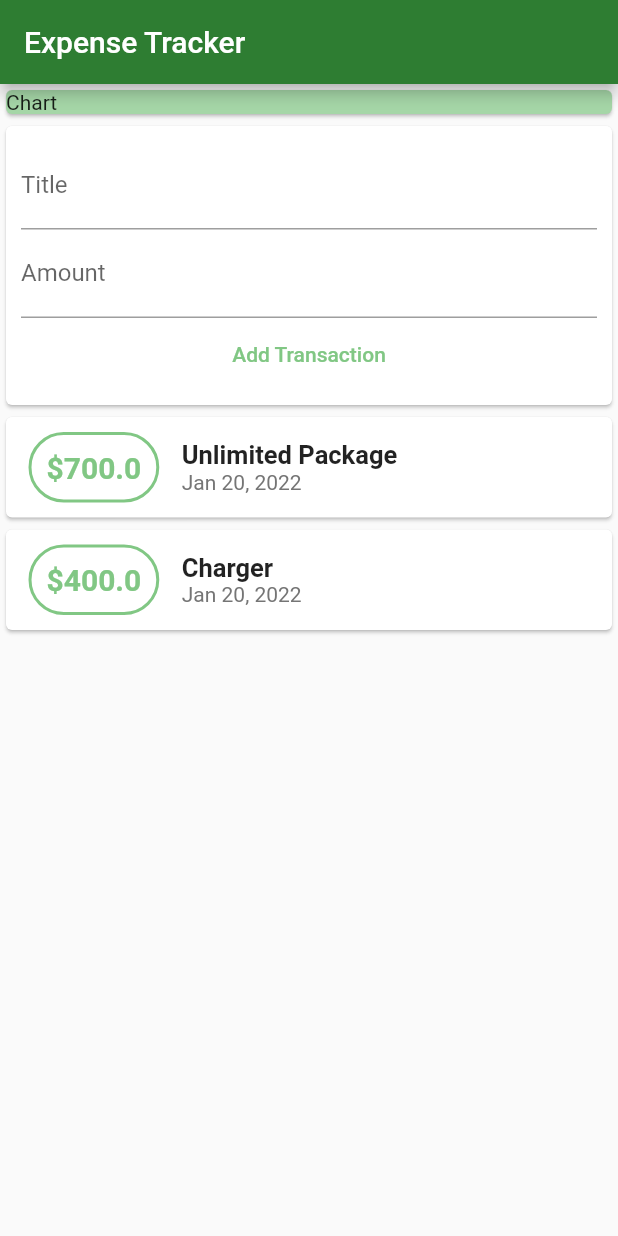
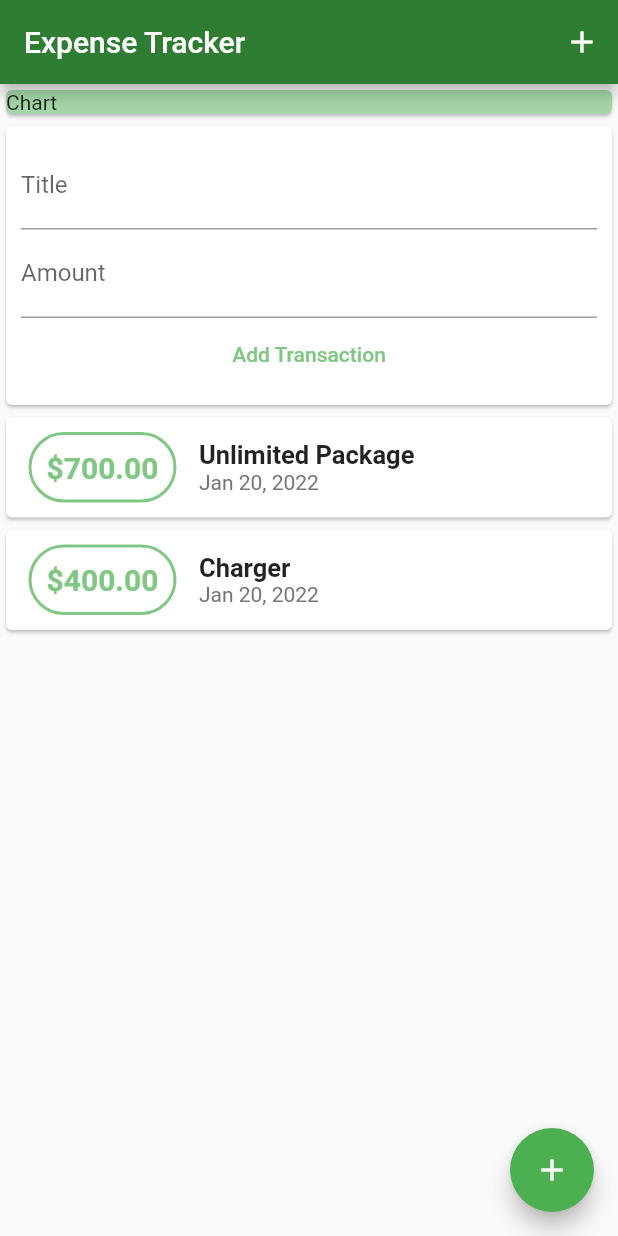
Before and after one commit to BrookFeleke/expense-t, a Flutter app: the screen it shows after launch, after a tap on "Add Transaction", on a phone screen of 412 x 824 dp. Run offline on Flutter 3.47's test engine with Material 2 defaults, Android fonts, the phone set to English and light mode, and no system bars.

Commit message:
changed layout to list view and added floating action buttons :sparkles:

```diff
--- a/lib/main.dart
+++ b/lib/main.dart
@@ -29,6 +29,7 @@ class MyHomePage extends StatelessWidget {
       appBar: AppBar(
         backgroundColor: Colors.green.shade800,
         title: Text('Expense Tracker'),
+        actions: [IconButton(onPressed: () {}, icon: Icon(Icons.add))],
       ),
       body: SingleChildScrollView(
         child: Column(
@@ -42,6 +43,12 @@ class MyHomePage extends StatelessWidget {
           ],
         ),
       ),
+      // floatingActionButtonLocation: FloatingActionButtonLocation.centerFloat,
+      floatingActionButton: FloatingActionButton(
+        backgroundColor: Colors.green.shade500,
+        child: Icon(Icons.add),
+        onPressed: () {},
+      ),
     );
   }
 }
--- a/lib/widgets/new_transaction.dart
+++ b/lib/widgets/new_transaction.dart
@@ -9,6 +9,17 @@ class NewTransaction extends StatelessWidget {
 
   NewTransaction(this.addTransaction);
   // const NewTransaction({ Key? key }) : super(key: key);
+
+  void submitData() {
+    final enteredTitle = titleController.text;
+    final enteredAmount = double.parse(amountController.text);
+
+  if (enteredAmount <= 0 || enteredTitle.isEmpty){
+    return;
+  }
+
+    addTransaction(titleController.text, double.parse(amountController.text));
+  }
 
   @override
   Widget build(BuildContext context) {
@@ -23,6 +34,7 @@ class NewTransaction extends StatelessWidget {
               //   titleInput = value;
               // },
               controller: titleController,
+              onSubmitted: (_) => submitData(),
             ),
             TextField(
               decoration: InputDecoration(
@@ -32,12 +44,11 @@ class NewTransaction extends StatelessWidget {
               //   amountInput = value;
               // },
               controller: amountController,
+              keyboardType: TextInputType.number,
+              onSubmitted: (_) => submitData(),
             ),
             FlatButton(
-              onPressed: () {
-                addTransaction(
-                    titleController.text, double.parse(amountController.text));
-              },
+              onPressed: submitData,
               child: Text('Add Transaction'),
               textColor: Colors.green.shade300,
             )
--- a/lib/widgets/transactions_list.dart
+++ b/lib/widgets/transactions_list.dart
@@ -12,10 +12,9 @@ class TransactionList extends StatelessWidget {
   @override
   Widget build(BuildContext context) {
     return Container(
-      height: 300,
-      child: SingleChildScrollView(
-        child: Column(
-          children: transactions.map((tx) {
+        height: 300,
+        child: ListView.builder(
+          itemBuilder: (context, index) {
             return Card(
               child: Row(
                 children: <Widget>[
@@ -27,7 +26,7 @@ class TransactionList extends StatelessWidget {
                             Border.all(color: Colors.green.shade300, width: 2),
                         borderRadius: BorderRadius.circular(50)),
                     child: Text(
-                      '\$${tx.amount}',
+                      '\$${transactions[index].amount.toStringAsFixed(2)}',
                       style: TextStyle(
                           fontWeight: FontWeight.bold,
                           fontSize: 20,
@@ -37,11 +36,11 @@ class TransactionList extends StatelessWidget {
                   Column(
                     crossAxisAlignment: CrossAxisAlignment.start,
                     children: <Widget>[
-                      Text(tx.title,
+                      Text(transactions[index].title,
                           style: TextStyle(
                               fontWeight: FontWeight.bold, fontSize: 17)),
                       Text(
-                        DateFormat.yMMMd().format(tx.date),
+                        DateFormat.yMMMd().format(transactions[index].date),
                         style: TextStyle(color: Colors.grey.shade600),
                       ),
                     ],
@@ -49,9 +48,8 @@ class TransactionList extends StatelessWidget {
                 ],
               ),
             );
-          }).toList(),
-        ),
-      ),
-    );
+          },
+          itemCount: transactions.length,
+        ));
   }
 }
```
